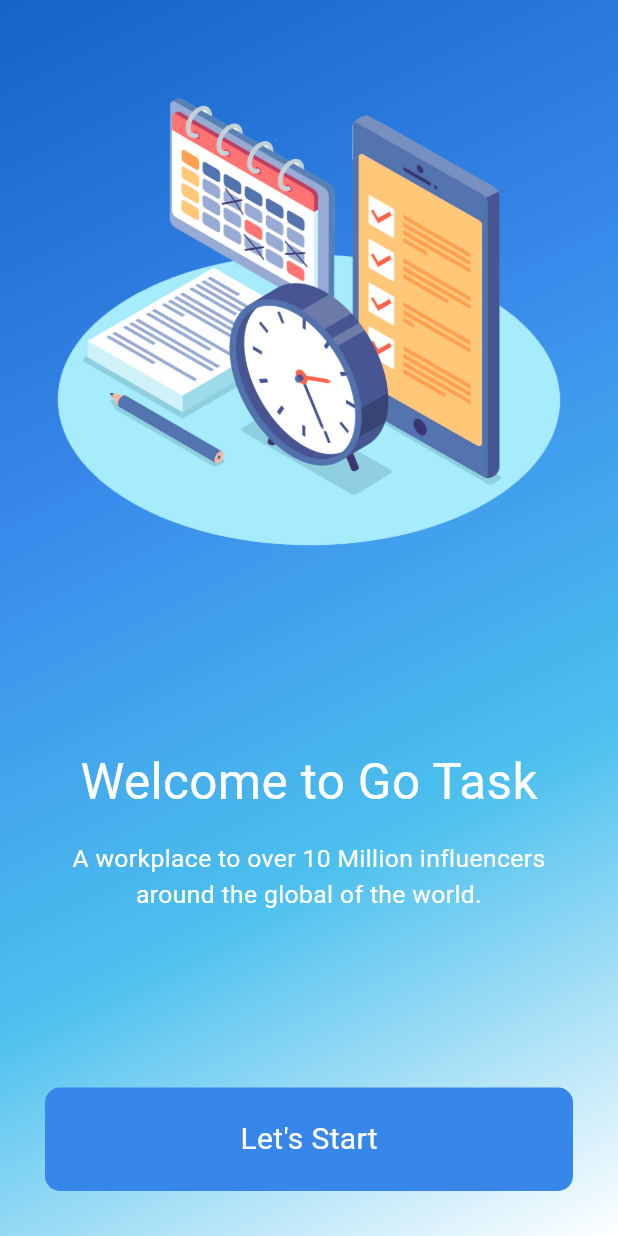
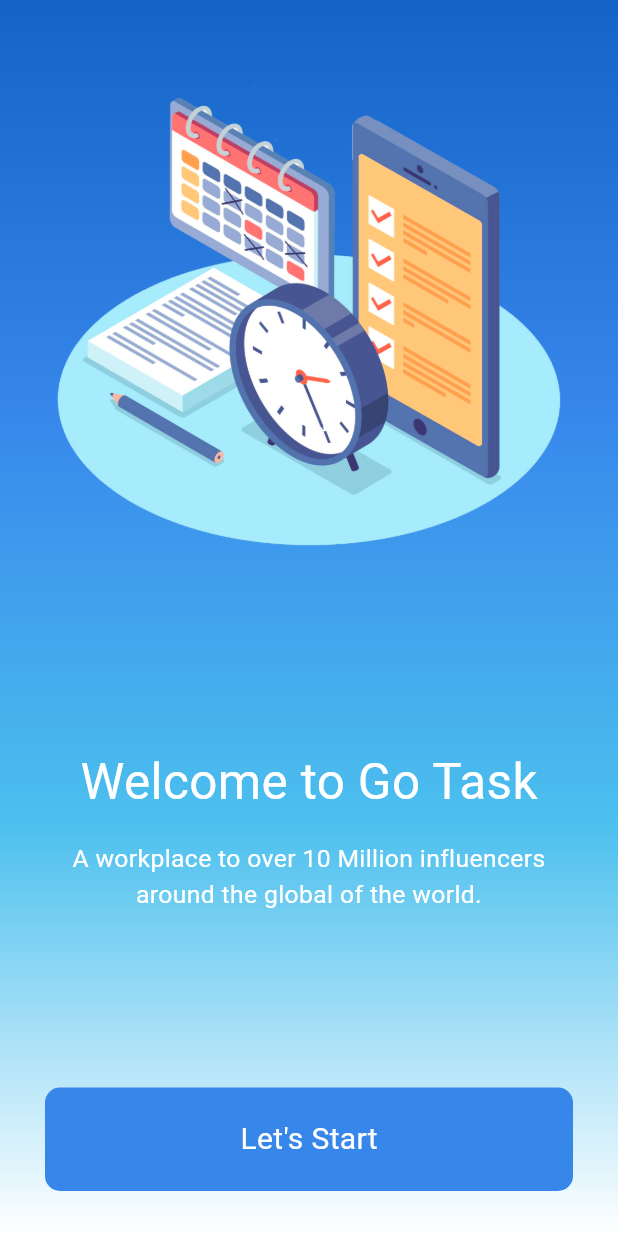
Before and after one commit to CSI-Trainee-2024/Task_4_Sparsh_2311143, a Flutter app: the screen it shows after launch, on a phone screen of 412 x 824 dp. Run offline on Flutter 3.47's test engine with Material 3 defaults, Android fonts, the light colour scheme and no system bars.

Commit message:
Gradient Color direction changed in home page

```diff
--- a/lib/pages/splash.dart
+++ b/lib/pages/splash.dart
@@ -25,8 +25,8 @@ class _SplashScreenState extends State<SplashScreen> {
             width: screenWidth,
             decoration: const BoxDecoration(
               gradient: LinearGradient(
-                begin: Alignment.topLeft,
-                end: Alignment.bottomRight,
+                begin: Alignment.topCenter,
+                end: Alignment.bottomCenter,
                 colors: [darkBlueColor, blueColor, lightBlueColor, whiteColor],
               ),
             ),
```
